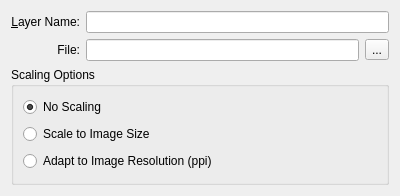
Above: krita/ui/forms/wdgdlgfilelayer.ui from KDE/krita before the change. Below: the same form after it.
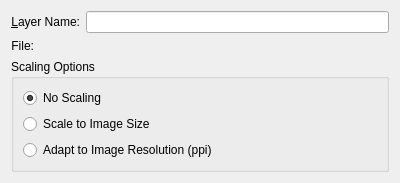
That is the form after the change. Custom widgets are drawn as their Qt base class.

Commit message:
Added a surrogate KUrlRequester to be used on Windows
CCBUG:342287

```diff
--- a/krita/ui/forms/wdgdlgfilelayer.ui
+++ b/krita/ui/forms/wdgdlgfilelayer.ui
@@ -7,7 +7,7 @@
     <x>0</x>
     <y>0</y>
     <width>400</width>
-    <height>196</height>
+    <height>167</height>
    </rect>
   </property>
   <property name="minimumSize">
@@ -16,7 +16,9 @@
     <height>0</height>
    </size>
   </property>
-  <layout class="QGridLayout" name="gridLayout_2">
+  <layout class="QVBoxLayout" name="verticalLayout">
+   <item>
+    <layout class="QFormLayout" name="formLayout">
    <item row="0" column="0">
     <widget class="QLabel" name="label">
      <property name="text">
@@ -47,20 +49,11 @@
     </widget>
    </item>
    <item row="1" column="1">
-    <layout class="QHBoxLayout" name="horizontalLayout">
-     <item>
-      <widget class="KLineEdit" name="txtFileName"/>
-     </item>
-     <item>
-      <widget class="QToolButton" name="bnGetFileName">
-       <property name="text">
-        <string>...</string>
-       </property>
-      </widget>
+      <widget class="KisUrlRequester" name="wdgUrlRequester" native="true"/>
      </item>
     </layout>
    </item>
-   <item row="2" column="0" colspan="2">
+   <item>
     <widget class="QGroupBox" name="grpScalingOptions">
      <property name="title">
       <string>Scaling Options</string>
@@ -101,6 +94,12 @@
    <extends>QLineEdit</extends>
    <header>klineedit.h</header>
   </customwidget>
+  <customwidget>
+   <class>KisUrlRequester</class>
+   <extends>QWidget</extends>
+   <header location="global">widgets/kis_url_requester.h</header>
+   <container>1</container>
+  </customwidget>
  </customwidgets>
  <resources/>
  <connections/>
```
Lines whose indentation alone changed are shown as unchanged. The commit also changes 14 other files.
